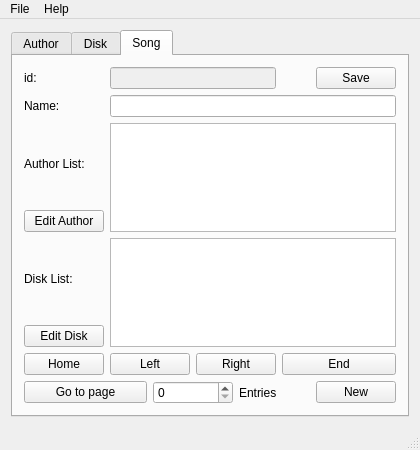
Before: the Qt Designer form mainwindow.ui in EvgenKot/SP-music-fan-database, drawn with Qt 5.
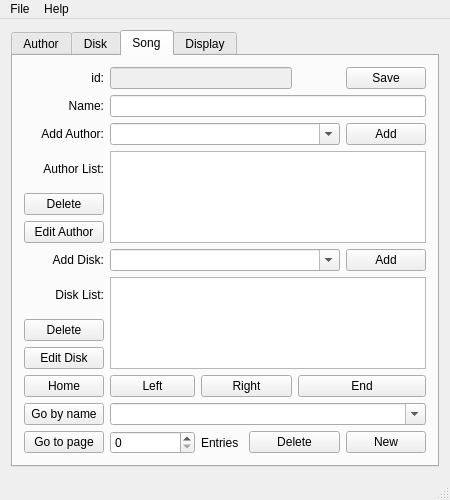
After: the same form once the commit is applied.

```diff
--- a/mainwindow.ui
+++ b/mainwindow.ui
@@ -6,8 +6,8 @@
    <rect>
     <x>0</x>
     <y>0</y>
-    <width>420</width>
-    <height>450</height>
+    <width>450</width>
+    <height>500</height>
    </rect>
   </property>
   <property name="windowTitle">
@@ -40,8 +40,8 @@
         <rect>
          <x>0</x>
          <y>0</y>
-         <width>420</width>
-         <height>408</height>
+         <width>450</width>
+         <height>458</height>
         </rect>
        </property>
        <layout class="QGridLayout" name="gridLayout_2">
@@ -279,114 +279,123 @@
            <layout class="QGridLayout" name="gridLayout_9">
             <item row="0" column="0">
              <layout class="QGridLayout" name="gridLayout_8">
-              <item row="2" column="1" rowspan="2" colspan="6">
+              <item row="12" column="6">
+               <widget class="QPushButton" name="pushButtonSongNew">
+                <property name="text">
+                 <string>New</string>
+                </property>
+               </widget>
+              </item>
+              <item row="7" column="0">
+               <widget class="QLabel" name="labelSongDiskList">
+                <property name="text">
+                 <string>Disk List:</string>
+                </property>
+                <property name="alignment">
+                 <set>Qt::AlignRight|Qt::AlignTrailing|Qt::AlignVCenter</set>
+                </property>
+               </widget>
+              </item>
+              <item row="3" column="1" rowspan="3" colspan="6">
                <widget class="QListWidget" name="listWidgetSongAuthorList"/>
               </item>
-              <item row="3" column="0">
-               <widget class="QPushButton" name="pushButtonSongEditAuthor">
-                <property name="text">
-                 <string>Edit Author</string>
-                </property>
-               </widget>
-              </item>
               <item row="0" column="0">
                <widget class="QLabel" name="labelSongId">
                 <property name="text">
                  <string>id:</string>
                 </property>
-               </widget>
-              </item>
-              <item row="1" column="0">
-               <widget class="QLabel" name="labelSongName">
-                <property name="text">
-                 <string>Name:</string>
-                </property>
-               </widget>
-              </item>
-              <item row="0" column="1" colspan="4">
-               <widget class="QLineEdit" name="lineEditSongId">
-                <property name="enabled">
-                 <bool>false</bool>
-                </property>
-               </widget>
-              </item>
-              <item row="2" column="0">
-               <widget class="QLabel" name="labelSongAuthorList">
-                <property name="text">
-                 <string>Author List:</string>
-                </property>
-               </widget>
-              </item>
-              <item row="7" column="2" colspan="2">
-               <widget class="QSpinBox" name="spinBoxSongPosition"/>
-              </item>
-              <item row="6" column="0">
-               <widget class="QPushButton" name="pushButtonSongHome">
-                <property name="text">
-                 <string>Home</string>
-                </property>
-               </widget>
-              </item>
-              <item row="6" column="1" colspan="2">
-               <widget class="QPushButton" name="pushButtonSongLeft">
-                <property name="text">
-                 <string>Left</string>
-                </property>
-               </widget>
-              </item>
-              <item row="7" column="6">
-               <widget class="QPushButton" name="pushButtonSongNew">
-                <property name="text">
-                 <string>New</string>
+                <property name="alignment">
+                 <set>Qt::AlignRight|Qt::AlignTrailing|Qt::AlignVCenter</set>
                 </property>
                </widget>
               </item>
               <item row="1" column="1" colspan="6">
                <widget class="QLineEdit" name="lineEditSongName"/>
               </item>
-              <item row="6" column="5" colspan="2">
-               <widget class="QPushButton" name="pushButtonSongEnd">
+              <item row="10" column="1" colspan="2">
+               <widget class="QPushButton" name="pushButtonSongLeft">
                 <property name="text">
-                 <string>End</string>
+                 <string>Left</string>
                 </property>
                </widget>
               </item>
-              <item row="7" column="0" colspan="2">
-               <widget class="QPushButton" name="pushButtonSongGoTo">
+              <item row="4" column="0">
+               <widget class="QPushButton" name="pushButtonSongDeleteAuthor">
                 <property name="text">
-                 <string>Go to page</string>
+                 <string>Delete</string>
                 </property>
                </widget>
               </item>
-              <item row="6" column="3" colspan="2">
+              <item row="10" column="3" colspan="2">
                <widget class="QPushButton" name="pushButtonSongRight">
                 <property name="text">
                  <string>Right</string>
                 </property>
                </widget>
               </item>
-              <item row="7" column="4" colspan="2">
-               <widget class="QLabel" name="labelSongTotalEntries">
-                <property name="text">
-                 <string>Entries</string>
-                </property>
-               </widget>
-              </item>
-              <item row="4" column="0">
-               <widget class="QLabel" name="labelSongDiskList">
-                <property name="text">
-                 <string>Disk List:</string>
-                </property>
-               </widget>
-              </item>
-              <item row="5" column="0">
+              <item row="9" column="0">
                <widget class="QPushButton" name="pushButtonSongEditDisk">
                 <property name="text">
                  <string>Edit Disk</string>
                 </property>
                </widget>
               </item>
-              <item row="4" column="1" rowspan="2" colspan="6">
+              <item row="10" column="0">
+               <widget class="QPushButton" name="pushButtonSongHome">
+                <property name="text">
+                 <string>Home</string>
+                </property>
+               </widget>
+              </item>
+              <item row="0" column="1" colspan="4">
+               <widget class="QLineEdit" name="lineEditSongId">
+                <property name="enabled">
+                 <bool>false</bool>
+                </property>
+               </widget>
+              </item>
+              <item row="5" column="0">
+               <widget class="QPushButton" name="pushButtonSongEditAuthor">
+                <property name="text">
+                 <string>Edit Author</string>
+                </property>
+               </widget>
+              </item>
+              <item row="3" column="0">
+               <widget class="QLabel" name="labelSongAuthorList">
+                <property name="text">
+                 <string>Author List:</string>
+                </property>
+                <property name="alignment">
+                 <set>Qt::AlignRight|Qt::AlignTrailing|Qt::AlignVCenter</set>
+                </property>
+               </widget>
+              </item>
+              <item row="1" column="0">
+               <widget class="QLabel" name="labelSongName">
+                <property name="text">
+                 <string>Name:</string>
+                </property>
+                <property name="alignment">
+                 <set>Qt::AlignRight|Qt::AlignTrailing|Qt::AlignVCenter</set>
+                </property>
+               </widget>
+              </item>
+              <item row="6" column="1" colspan="5">
+               <widget class="QComboBox" name="comboBoxSongAddDisk">
+                <property name="editable">
+                 <bool>true</bool>
+                </property>
+               </widget>
+              </item>
+              <item row="10" column="5" colspan="2">
+               <widget class="QPushButton" name="pushButtonSongEnd">
+                <property name="text">
+                 <string>End</string>
+                </property>
+               </widget>
+              </item>
+              <item row="7" column="1" rowspan="3" colspan="6">
                <widget class="QListWidget" name="listWidgetSongDiskList"/>
               </item>
               <item row="0" column="6">
@@ -396,10 +405,153 @@
                 </property>
                </widget>
               </item>
+              <item row="6" column="0">
+               <widget class="QLabel" name="labelSongAddDisk">
+                <property name="text">
+                 <string>Add Disk:</string>
+                </property>
+                <property name="alignment">
+                 <set>Qt::AlignRight|Qt::AlignTrailing|Qt::AlignVCenter</set>
+                </property>
+               </widget>
+              </item>
+              <item row="6" column="6">
+               <widget class="QPushButton" name="pushButtonSongAddDisk">
+                <property name="text">
+                 <string>Add</string>
+                </property>
+               </widget>
+              </item>
+              <item row="8" column="0">
+               <widget class="QPushButton" name="pushButtonSongDeleteDisk">
+                <property name="text">
+                 <string>Delete</string>
+                </property>
+               </widget>
+              </item>
+              <item row="2" column="0">
+               <widget class="QLabel" name="labelSongAddAuthor">
+                <property name="text">
+                 <string>Add Author:</string>
+                </property>
+                <property name="alignment">
+                 <set>Qt::AlignRight|Qt::AlignTrailing|Qt::AlignVCenter</set>
+                </property>
+               </widget>
+              </item>
+              <item row="2" column="1" colspan="5">
+               <widget class="QComboBox" name="comboBoxSongAddAuthor">
+                <property name="editable">
+                 <bool>true</bool>
+                </property>
+               </widget>
+              </item>
+              <item row="2" column="6">
+               <widget class="QPushButton" name="pushButtonSongAddAuthor">
+                <property name="text">
+                 <string>Add</string>
+                </property>
+               </widget>
+              </item>
+              <item row="12" column="0">
+               <widget class="QPushButton" name="pushButtonSongGoToPage">
+                <property name="text">
+                 <string>Go to page</string>
+                </property>
+               </widget>
+              </item>
+              <item row="12" column="3">
+               <widget class="QLabel" name="labelSongTotalEntries">
+                <property name="text">
+                 <string>Entries</string>
+                </property>
+               </widget>
+              </item>
+              <item row="12" column="1" colspan="2">
+               <widget class="QSpinBox" name="spinBoxSongPosition"/>
+              </item>
+              <item row="12" column="4" colspan="2">
+               <widget class="QPushButton" name="pushButtonSongDelete">
+                <property name="text">
+                 <string>Delete</string>
+                </property>
+               </widget>
+              </item>
+              <item row="11" column="0">
+               <widget class="QPushButton" name="pushButtonSingGoByName">
+                <property name="text">
+                 <string>Go by name</string>
+                </property>
+               </widget>
+              </item>
+              <item row="11" column="1" colspan="6">
+               <widget class="QComboBox" name="comboBoxSongGoByName">
+                <property name="editable">
+                 <bool>true</bool>
+                </property>
+               </widget>
+              </item>
              </layout>
             </item>
            </layout>
           </widget>
+          <widget class="QWidget" name="tabReport">
+           <attribute name="title">
+            <string>Display</string>
+           </attribute>
+           <widget class="QPushButton" name="pushButtonDisplaySearchByAuthor">
+            <property name="geometry">
+             <rect>
+              <x>220</x>
+              <y>60</y>
+              <width>121</width>
+              <height>23</height>
+             </rect>
+            </property>
+            <property name="text">
+             <string>Search by Author</string>
+            </property>
+           </widget>
+           <widget class="QPushButton" name="pushButtonDisplaySearchBySong">
+            <property name="geometry">
+             <rect>
+              <x>220</x>
+              <y>130</y>
+              <width>121</width>
+              <height>23</height>
+             </rect>
+            </property>
+            <property name="text">
+             <string>Search by Song</string>
+            </property>
+           </widget>
+           <widget class="QComboBox" name="comboBoxDisplaySearchByAuthor">
+            <property name="geometry">
+             <rect>
+              <x>30</x>
+              <y>60</y>
+              <width>161</width>
+              <height>23</height>
+             </rect>
+            </property>
+            <property name="editable">
+             <bool>true</bool>
+            </property>
+           </widget>
+           <widget class="QComboBox" name="comboBoxDisplaySearchBySong">
+            <property name="geometry">
+             <rect>
+              <x>30</x>
+              <y>130</y>
+              <width>161</width>
+              <height>23</height>
+             </rect>
+            </property>
+            <property name="editable">
+             <bool>true</bool>
+            </property>
+           </widget>
+          </widget>
          </widget>
         </item>
        </layout>
@@ -413,7 +565,7 @@
     <rect>
      <x>0</x>
      <y>0</y>
-     <width>420</width>
+     <width>450</width>
      <height>20</height>
     </rect>
    </property>
```
Left out of the diff: 184 changed lines with no effect on the pictures.
